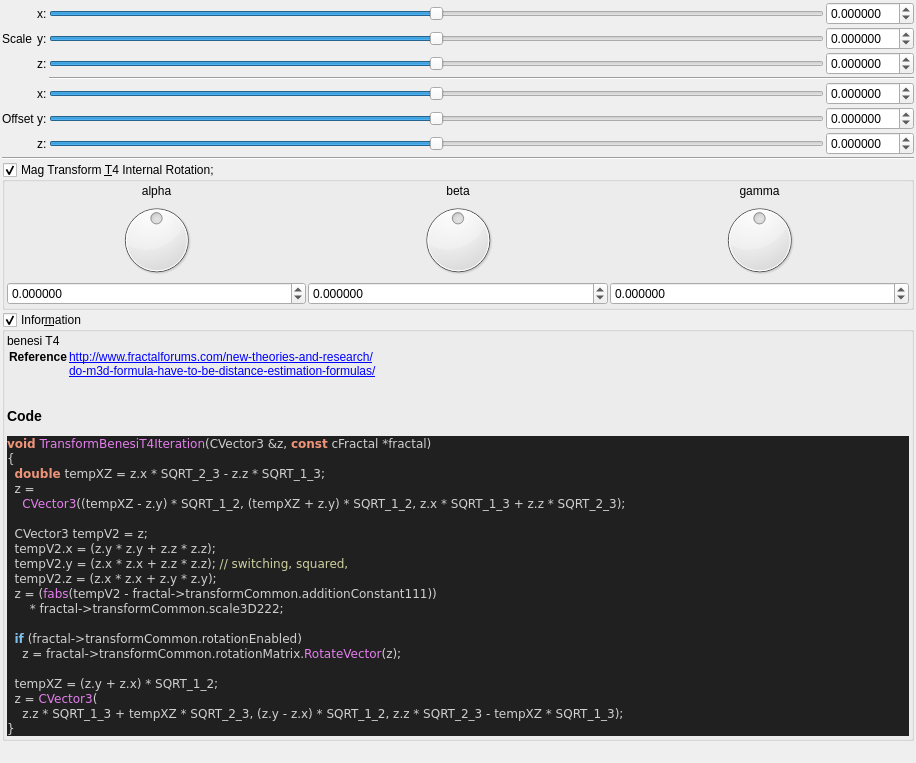
Before: the Qt Designer form mandelbulber2/qt_data/fractal_transf_benesi_T4.ui in buddhi1980/mandelbulber2, drawn with Qt 5.
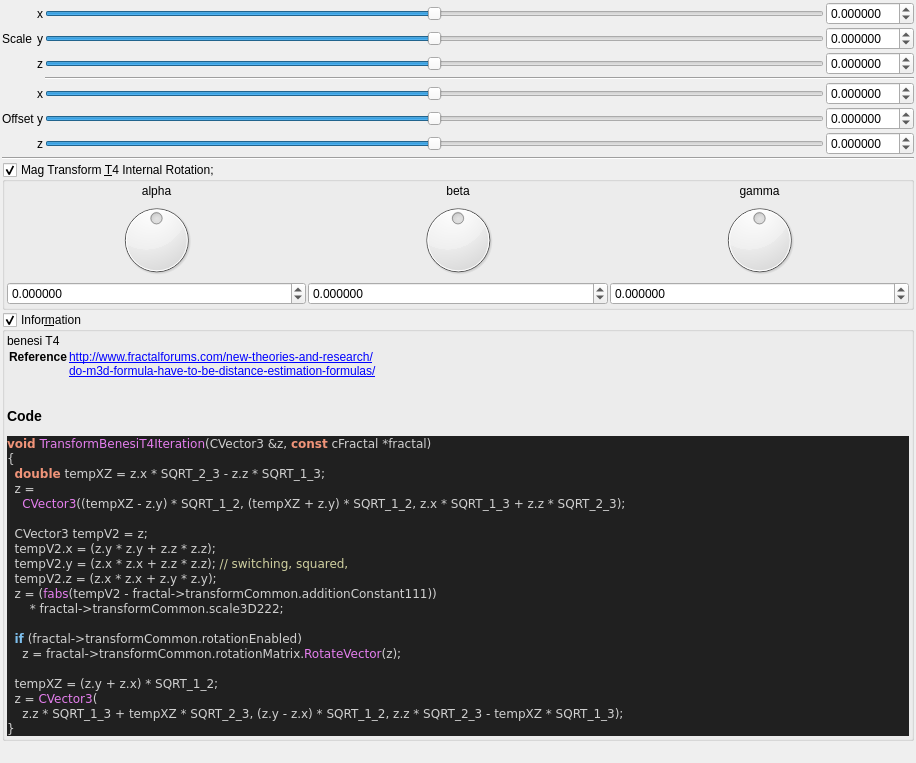
After: the same form once the commit is applied. Custom widgets are drawn as their Qt base class.

Patch:
```diff
--- a/mandelbulber2/qt_data/fractal_transf_benesi_T4.ui
+++ b/mandelbulber2/qt_data/fractal_transf_benesi_T4.ui
@@ -87,7 +87,7 @@
      <item row="1" column="2">
       <widget class="QLabel" name="label_254">
        <property name="text">
-        <string>y:</string>
+        <string notr="true">y</string>
        </property>
       </widget>
      </item>
@@ -202,7 +202,7 @@
      <item row="2" column="2">
       <widget class="QLabel" name="label_256">
        <property name="text">
-        <string>z:</string>
+        <string notr="true">z</string>
        </property>
       </widget>
      </item>
@@ -293,14 +293,14 @@
      <item row="0" column="2">
       <widget class="QLabel" name="label_252">
        <property name="text">
-        <string>x:</string>
+        <string notr="true">x</string>
        </property>
       </widget>
      </item>
      <item row="5" column="2">
       <widget class="QLabel" name="label_260">
        <property name="text">
-        <string>y:</string>
+        <string notr="true">y</string>
        </property>
       </widget>
      </item>
@@ -335,14 +335,14 @@
      <item row="6" column="2">
       <widget class="QLabel" name="label_261">
        <property name="text">
-        <string>z:</string>
+        <string notr="true">z</string>
        </property>
       </widget>
      </item>
      <item row="4" column="2">
       <widget class="QLabel" name="label_259">
        <property name="text">
-        <string>x:</string>
+        <string notr="true">x</string>
        </property>
       </widget>
      </item>
```
Left out of the diff: 6 changed lines with no effect on the pictures.
